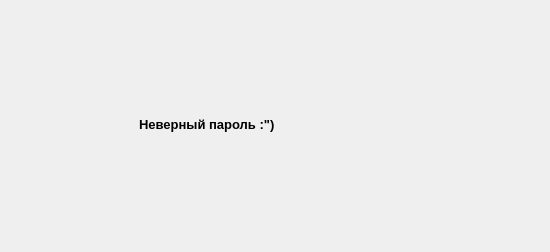
Old version of the form 211-331_Rubanova/LR1_RubanovaER_211_331/mainwindow.ui in the repository LisaRubanova/211-331_Rubanova.
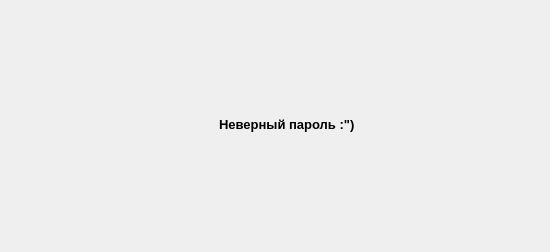
New version of the form. The open tabs and pages were chosen to show the change.

Patch:
```diff
--- a/211-331_Rubanova/LR1_RubanovaER_211_331/mainwindow.ui
+++ b/211-331_Rubanova/LR1_RubanovaER_211_331/mainwindow.ui
@@ -20,6 +20,12 @@
    <string>MainWindow</string>
   </property>
   <widget class="QWidget" name="centralwidget">
+   <property name="minimumSize">
+    <size>
+     <width>550</width>
+     <height>252</height>
+    </size>
+   </property>
    <layout class="QGridLayout" name="gridLayout">
     <item row="1" column="1">
      <widget class="QStackedWidget" name="stackedWidget">
@@ -160,7 +166,7 @@
        <widget class="QLabel" name="label">
         <property name="geometry">
          <rect>
-          <x>130</x>
+          <x>210</x>
           <y>90</y>
           <width>231</width>
           <height>51</height>
```
